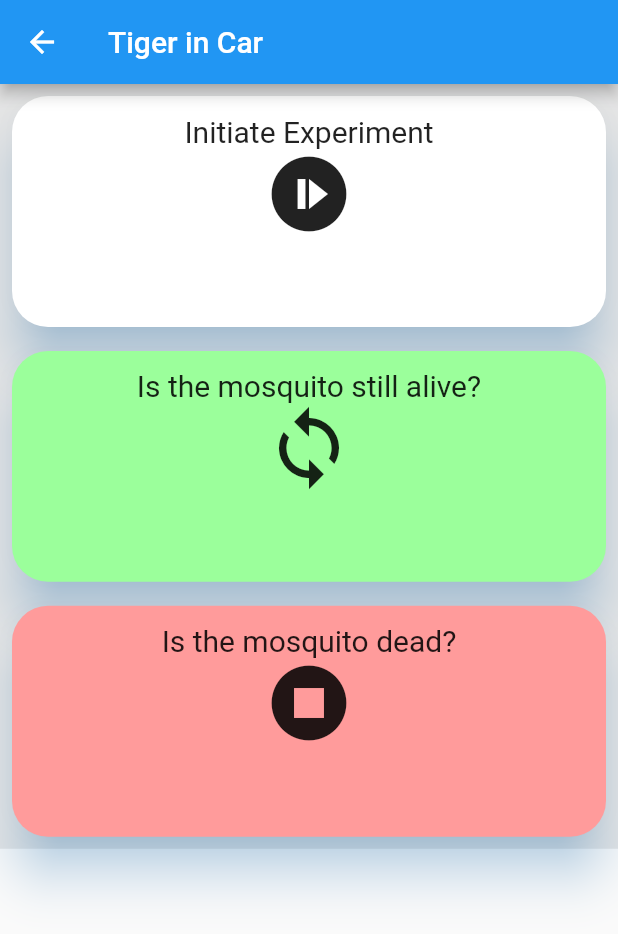
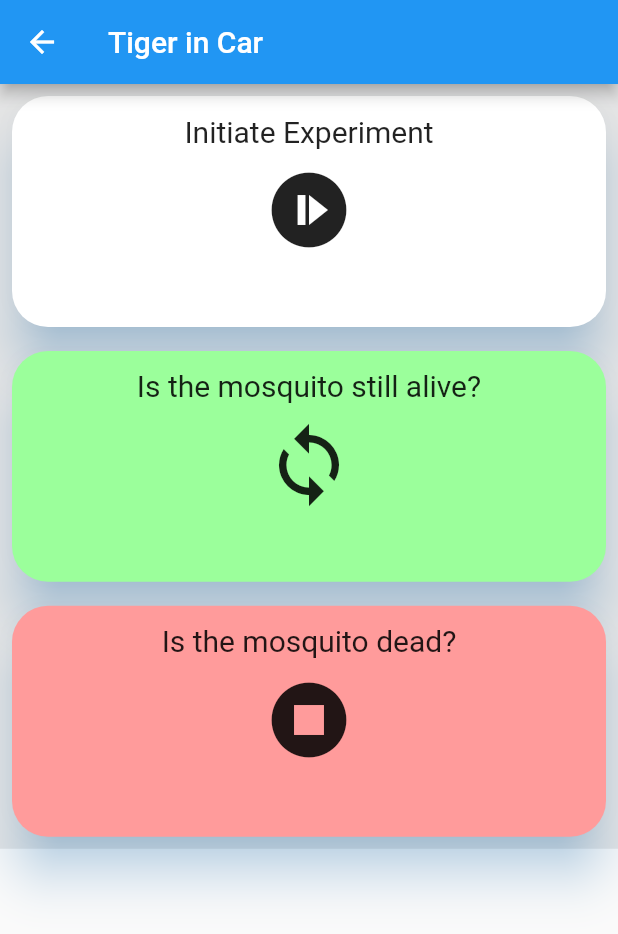
Before and after one commit to ActivitySpaceProject/space_mapper, a Flutter app: the ProjectDetail screen opened directly with empty values, after a tap on "PARTICIPATE", on a phone screen of 412 x 824 dp. Shown: the top 934 px of the screen. Run offline on Flutter 3.47's test engine with Material 2 defaults, Android fonts, the phone set to English and light mode, and no system bars; our stand-ins replace cached_network_image, charts_flutter, flutter_form_builder, flutter_map, flutter_vector_icons, geocoding and 5 more; missing offline and left inert: background_fetch, flutter_background_geolocation, mailto; accounts and stored records are empty; network calls fail.

Commit message:
Center icons to make them more appealing visually

```diff
--- a/Space_Mapper/lib/external_projects/tiger_in_car/main.dart
+++ b/Space_Mapper/lib/external_projects/tiger_in_car/main.dart
@@ -85,14 +85,17 @@ class _TigerInCarState extends State<TigerInCar>
                       fontSize: 20.0,
                     ),
                   ),
+                  SizedBox(height: 11.0),
                   Icon(
                     icon,
                     size: 60.0,
-                      )
+                  ),
                 ],
-                  )),
               ),
-          )),
+            ),
+          ),
+        ),
+      ),
     );
   }
 }
```
Lines whose indentation alone changed are shown as unchanged.
